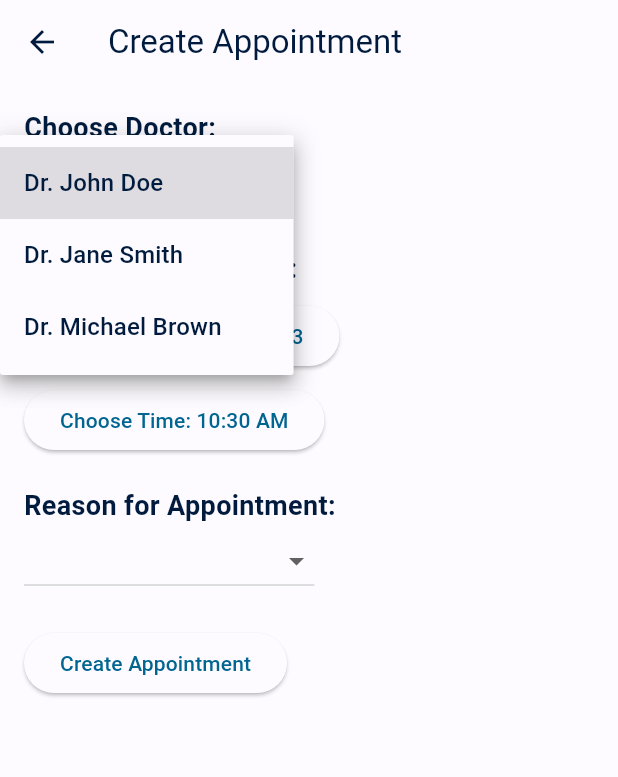
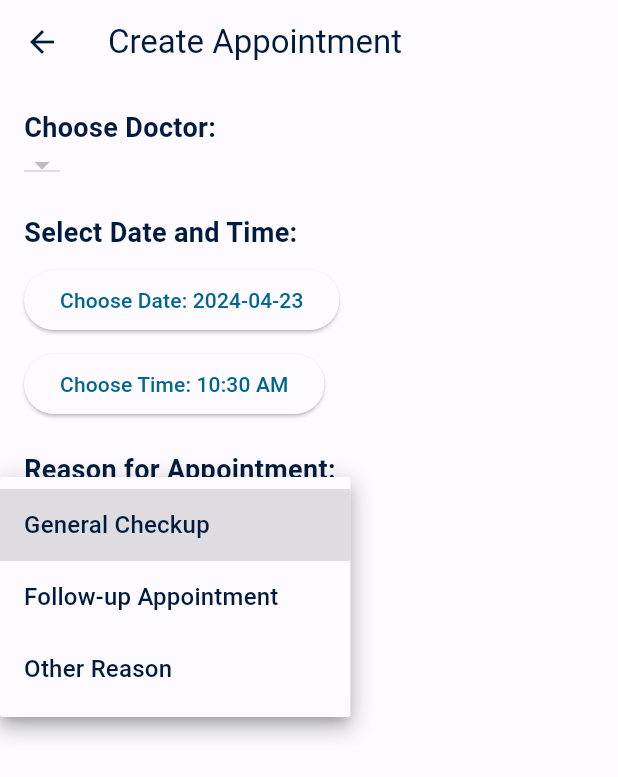
Before and after one commit to AbdulmonemElsherif/ent_clinic, a Flutter app: the CreateAppointmentPage screen opened directly, after a tap on the "arrow drop down" icon, on a phone screen of 412 x 824 dp. Shown: the top 777 px of the screen. Run offline on Flutter 3.47's test engine with Material 3 defaults, Android fonts, the phone set to English and light mode, and no system bars; our stand-ins replace adaptive_theme, cloud_firestore, datetime_picker_formfield, firebase_auth, firebase_core; accounts and stored records are empty.

Commit message:
Add appointment creation logic and fetch doctors from Firestore

```diff
--- a/lib/Pages/appointment/create_appointment_page.dart
+++ b/lib/Pages/appointment/create_appointment_page.dart
@@ -1,3 +1,4 @@
+import 'package:cloud_firestore/cloud_firestore.dart';
 import 'package:flutter/material.dart';
 
 class CreateAppointmentPage extends StatefulWidget {
@@ -13,17 +14,68 @@
   TimeOfDay selectedTime = TimeOfDay.now();
   String? selectedReason;
 
-  final List<String> doctors = [
-    'Dr. John Doe',
-    'Dr. Jane Smith',
-    'Dr. Michael Brown',
-  ];
+  final FirebaseFirestore _firestore = FirebaseFirestore.instance;
+  List<String> doctors = [];
+  List<String> reasons = ['General Checkup', 'Follow-up Appointment', 'Other Reason'];
 
-  final List<String> reasons = [
-    'General Checkup',
-    'Follow-up Appointment',
-    'Other Reason',
-  ];
+  @override
+  void initState() {
+    super.initState();
+    fetchDoctors();
+  }
+
+  Future<void> fetchDoctors() async {
+      final QuerySnapshot snapshot = await _firestore.collection('users').where('userType', isEqualTo: 'doctor').get();
+      final List<String> fetchedDoctors = snapshot.docs.map((doc) => doc['name']).toList().cast<String>();
+      setState(() {
+        doctors = fetchedDoctors;
+      });
+  }
+  Future<void> createAppointment() async {
+    try {
+      await _firestore.collection('appointments').add({
+        'doctor': selectedDoctor,
+        'date': selectedDate,
+        'time': selectedTime.format(context),
+        'reason': selectedReason,
+      });
+      showDialog(
+        context: context,
+        builder: (BuildContext context) {
+          return AlertDialog(
+            title: const Text('Success'),
+            content: const Text('Appointment created successfully.'),
+            actions: [
+              TextButton(
+                onPressed: () {
+                  Navigator.pop(context);
+                },
+                child: const Text('OK'),
+              ),
+            ],
+          );
+        },
+      );
+    } catch (e) {
+      showDialog(
+        context: context,
+        builder: (BuildContext context) {
+          return AlertDialog(
+            title: const Text('Error'),
+            content: Text('Failed to create appointment: $e'),
+            actions: [
+              TextButton(
+                onPressed: () {
+                  Navigator.pop(context);
+                },
+                child: const Text('OK'),
+              ),
+            ],
+          );
+        },
+      );
+    }
+  }
 
   @override
   Widget build(BuildContext context) {
@@ -120,7 +172,7 @@
             ElevatedButton(
               onPressed: () {
                 if (selectedDoctor != null && selectedReason != null) {
-                  // Implement appointment creation logic
+                  createAppointment();
                 } else {
                   showDialog(
                     context: context,
```
